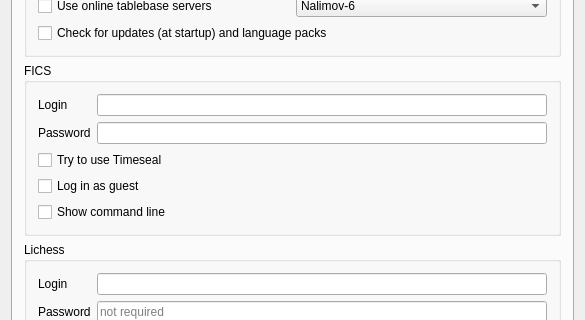
First picture: the form in src/dialogs/preferences.ui, repository Isarhamster/chessx, before the edit; both pictures show x 0 to 585 and y 84 to 404 of the 585 by 726 pixel window.
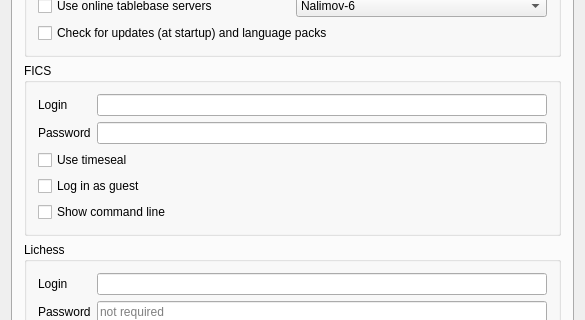
Second picture: the form after the edit. The open tabs and pages were chosen to show the change. Icons and pictures are not drawn. Custom widgets are drawn as their Qt base class.

What changed in the file:
```diff
--- a/src/dialogs/preferences.ui
+++ b/src/dialogs/preferences.ui
@@ -1666,7 +1666,7 @@
           <item row="1" column="0">
            <widget class="QCheckBox" name="btUseTimeseal">
             <property name="text">
-             <string>Try to use Timeseal</string>
+             <string>Use timeseal</string>
             </property>
            </widget>
           </item>
```
